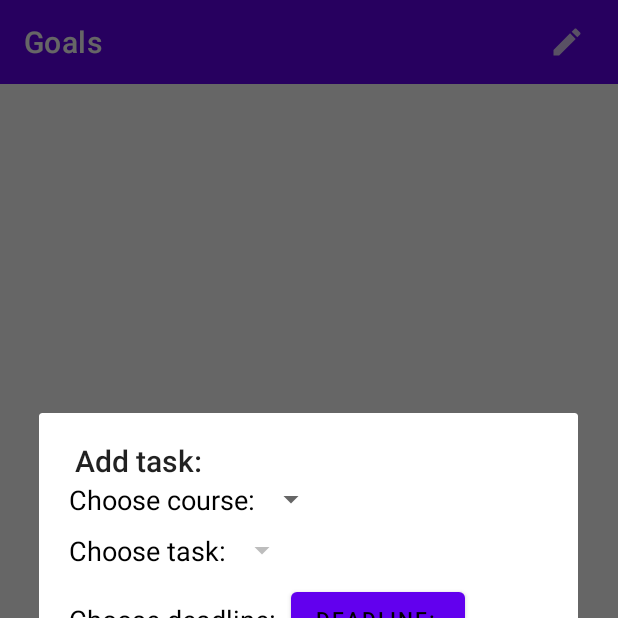
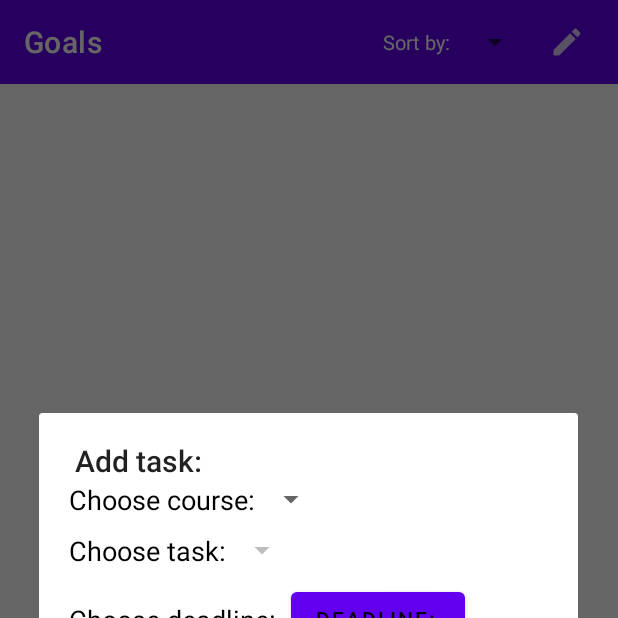
Before and after one commit to KhizarTariqq/SyllabusPro, an Android app: the GoalsFragment screen opened through its navigation route, after a tap on "ADD GOAL", on a phone screen of 412 x 824 dp, the top half of it. Run offline under Robolectric (Android 15) with nearby library versions, the phone set to English and light mode, and no system bars; our stand-ins replace navigation-ui; libraries missing offline, so code that uses them is left out: com.itextpdf.text.

Commit message:
Completed the implementation of letting users sort tasks by courses or priority. Uses a RecyclerView within a RecyclerView for both modes

```diff
--- /dev/null
+++ b/app/src/main/java/com/example/syllabuspro/adapters/GoalsDeadlineAdapter.java
@@ -0,0 +1,5 @@
+package com.example.syllabuspro.adapters;
+
+public class GoalsDeadlineAdapter
+{
+}
--- a/app/src/main/java/com/example/syllabuspro/adapters/TasksCourseAdapter.java
+++ b/app/src/main/java/com/example/syllabuspro/adapters/TasksCourseAdapter.java
@@ -38,7 +38,8 @@ public class TasksCourseAdapter extends RecyclerView.Adapter<TasksCourseAdapter.
     @Override
     public void onBindViewHolder(@NonNull @NotNull ViewHolder holder, int position)
     {
-        holder.name.setText(this.courseList.get(position).getName());
+        String name = "Course: " + this.courseList.get(position).getName();
+        holder.name.setText(name);
         LinearLayoutManager mLayoutManager = new LinearLayoutManager(TasksFragment.context,RecyclerView.HORIZONTAL , false);
 
         // Add adapter and layout
--- a/app/src/main/java/com/example/syllabuspro/ui/add_items/AddItemsFragment.java
+++ b/app/src/main/java/com/example/syllabuspro/ui/add_items/AddItemsFragment.java
@@ -53,7 +53,7 @@ public class AddItemsFragment extends Fragment {
             @Override
             public void onClick(View v)
             {
-                MainActivity.fragmentManager.popBackStackImmediate();
+                MainActivity.navController.popBackStack();
             }
         });
 
@@ -112,7 +112,7 @@ public class AddItemsFragment extends Fragment {
                 {
                     MainActivity.syllabusItems = new ArrayList<SyllabusItem>();
                     MainActivity.saveCourses();
-                    MainActivity.fragmentManager.popBackStackImmediate();
+                    MainActivity.navController.popBackStack();
                 }
 
                 else
--- a/app/src/main/java/com/example/syllabuspro/ui/tasks/TaskPriorityType.java
+++ b/app/src/main/java/com/example/syllabuspro/ui/tasks/TaskPriorityType.java
@@ -12,10 +12,10 @@ public class TaskPriorityType
     public TaskPriorityType(Task.Priority priority)
     {
         this.priority = priority;
-        this.taskList = setTaskList();
+        setTaskList();
     }
 
-    private ArrayList<Task> setTaskList()
+    public void setTaskList()
     {
         ArrayList<Task> priorityTaskList = new ArrayList<Task>();
         for (Task task : MainActivity.taskList)
@@ -26,7 +26,7 @@ public class TaskPriorityType
             }
         }
 
-        return priorityTaskList;
+        this.taskList = priorityTaskList;
     }
 
     public Task.Priority getPriority()
--- a/app/src/main/res/layout/fragment_goals.xml
+++ b/app/src/main/res/layout/fragment_goals.xml
@@ -51,7 +51,7 @@
     />
 
     <ImageButton
-            android:id="@+id/editButton"
+            android:id="@+id/goals_edit_button"
             android:src="@drawable/ic_edit"
             android:layout_width="wrap_content"
             android:layout_height="wrap_content"
@@ -62,4 +62,28 @@
             app:layout_constraintBottom_toBottomOf="@id/goals_toolbar"
             app:layout_constraintEnd_toEndOf="parent"
     />
+
+    <TextView
+        android:id="@+id/goals_sort_mode"
+        android:text="Sort by:"
+        android:textColor="@color/white"
+        android:textSize="13dp"
+        android:layout_height="wrap_content"
+        android:layout_width="wrap_content"
+        android:layout_marginEnd="5dp"
+        app:layout_constraintTop_toTopOf="@id/goals_toolbar"
+        app:layout_constraintBottom_toBottomOf="@id/goals_toolbar"
+        app:layout_constraintEnd_toStartOf="@id/tasks_sort_spinner"
+    />
+
+    <Spinner
+            android:id="@+id/tasks_sort_spinner"
+            android:layout_height="wrap_content"
+            android:layout_width="wrap_content"
+            android:textColor="@color/white"
+            android:contentDescription="To do"
+            app:layout_constraintTop_toTopOf="@id/goals_toolbar"
+            app:layout_constraintBottom_toBottomOf="@id/goals_toolbar"
+            app:layout_constraintEnd_toStartOf="@id/goals_edit_button"
+            android:minHeight="48dp"/>
 </androidx.constraintlayout.widget.ConstraintLayout>
--- a/app/src/main/res/layout/fragment_tasks.xml
+++ b/app/src/main/res/layout/fragment_tasks.xml
@@ -13,7 +13,7 @@
             android:layout_width="match_parent"
             android:layout_height="wrap_content"
             app:layout_constraintStart_toStartOf="parent"
-            app:layout_constraintTop_toTopOf="parent"
+            app:layout_constraintTop_toBottomOf="@id/tasks_toolbar"
     />
 
     <com.google.android.material.floatingactionbutton.ExtendedFloatingActionButton
--- a/app/src/main/res/values/task_priority_spinner.xml
+++ b/app/src/main/res/values/task_priority_spinner.xml
@@ -4,7 +4,7 @@
         <item>Low</item>
         <item>Medium</item>
         <item>High</item>
-        <item>Very high</item>
+        <item>Very High</item>
         <item>Extreme</item>
     </string-array>
 </resources>
```
Also changed, not shown: app/src/main/java/com/example/syllabuspro/MainActivity.java (+31 -8 lines), app/src/main/java/com/example/syllabuspro/adapters/GoalsCourseAdapter.java (added, +67 -0 lines), app/src/main/java/com/example/syllabuspro/adapters/TasksPriorityAdapter.java (+14 -9 lines), app/src/main/java/com/example/syllabuspro/ui/tasks/TasksFragment.java (+3 -6 lines), app/src/main/res/layout/goal_deadline_row_item.xml (added, +39 -0 lines), app/src/main/res/layout/goals_course_row_item.xml (added, +39 -0 lines).
